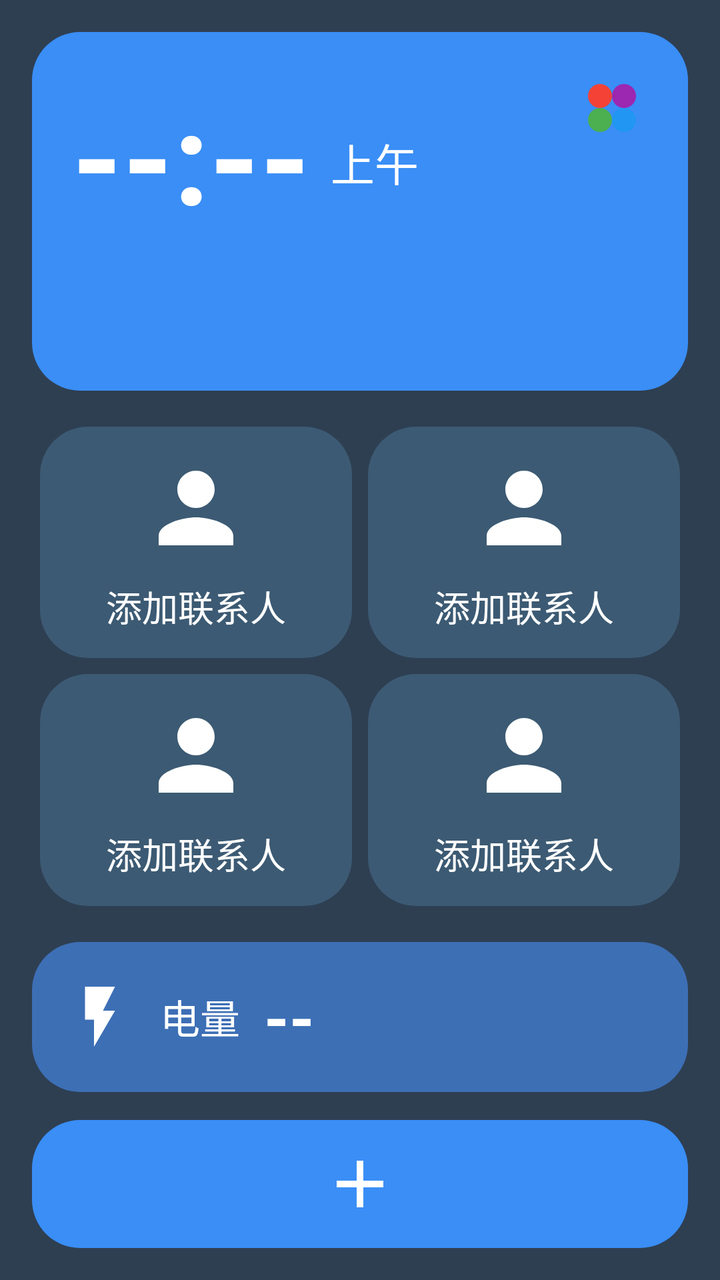
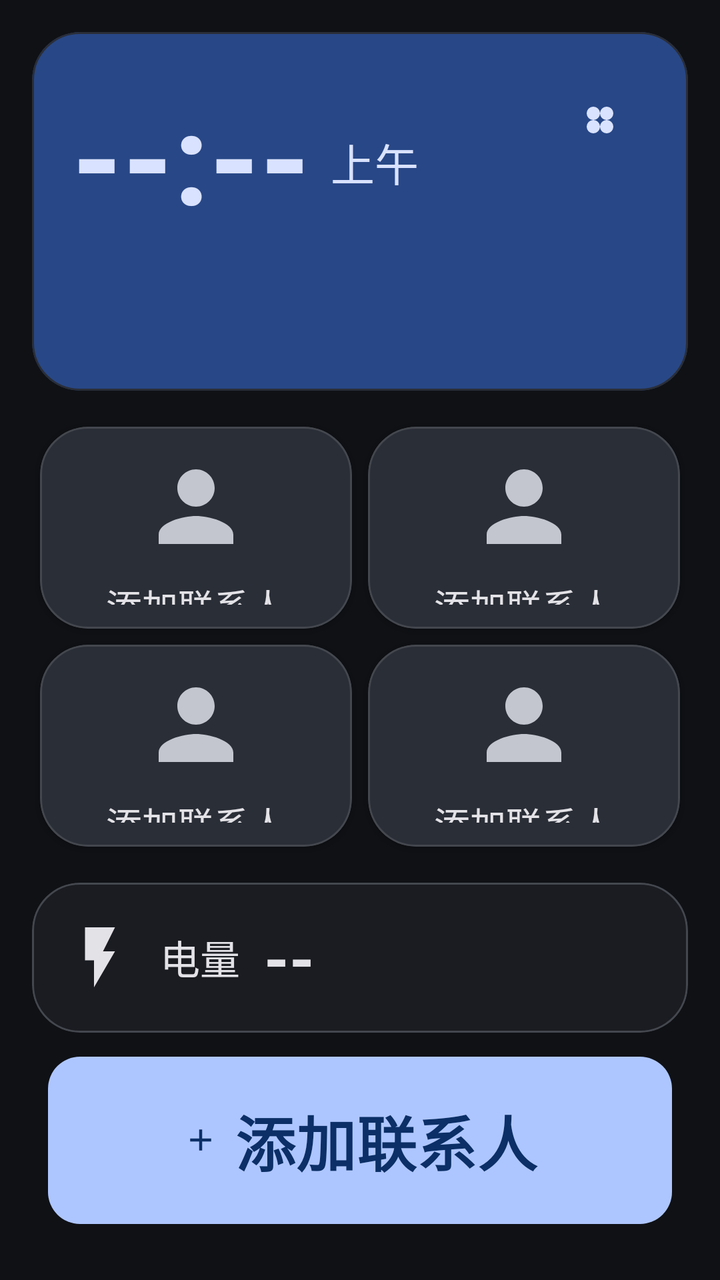

Two renders of the same Android screen: before a commit and after it. Below are the layout's source before the change and the commit's diff.
<!-- AndroidManifest.xml: application theme Theme.ElderLauncher -->
<!-- res/layout/activity_home.xml -->
<?xml version="1.0" encoding="utf-8"?>
<LinearLayout xmlns:android="http://schemas.android.com/apk/res/android"
    android:orientation="vertical"
    android:padding="16dp"
    android:background="@color/bg_navy"
    android:layout_width="match_parent"
    android:layout_height="match_parent">

    
    <FrameLayout
        android:layout_width="match_parent"
        android:layout_height="wrap_content"
        android:background="@drawable/bg_round_blue"
        android:padding="20dp">

        <ImageView
            android:id="@+id/ivWidget"
            android:layout_width="36dp"
            android:layout_height="36dp"
            android:layout_gravity="end|top"
            android:src="@drawable/ic_quad"
            android:contentDescription="@string/home_settings" />

        <LinearLayout
            android:orientation="vertical"
            android:layout_width="match_parent"
            android:layout_height="wrap_content"
            android:paddingEnd="44dp">

            <LinearLayout
                android:orientation="horizontal"
                android:layout_width="wrap_content"
                android:layout_height="wrap_content"
                android:gravity="bottom">

                <TextView
                    android:id="@+id/tvTime"
                    android:layout_width="wrap_content"
                    android:layout_height="wrap_content"
                    android:text="--:--"
                    android:textSize="64sp"
                    android:textStyle="bold"
                    android:textColor="@color/text_on_blue" />

                <TextView
                    android:id="@+id/tvAmPm"
                    android:layout_width="wrap_content"
                    android:layout_height="wrap_content"
                    android:text="@string/home_am"
                    android:textSize="22sp"
                    android:textColor="@color/text_on_blue"
                    android:layout_marginStart="10dp"
                    android:layout_marginBottom="12dp" />
            </LinearLayout>

            <TextView
                android:id="@+id/tvDate"
                android:layout_width="wrap_content"
                android:layout_height="wrap_content"
                android:text=""
                android:textSize="18sp"
                android:textColor="@color/text_on_blue"
                android:layout_marginTop="6dp" />

            <TextView
                android:id="@+id/tvLunar"
                android:layout_width="wrap_content"
                android:layout_height="wrap_content"
                android:text=""
                android:textSize="16sp"
                android:textColor="@color/text_on_blue_dim"
                android:layout_marginTop="2dp" />
        </LinearLayout>
    </FrameLayout>

    
    <GridLayout
        android:id="@+id/gridContacts"
        android:layout_width="match_parent"
        android:layout_height="0dp"
        android:layout_weight="1"
        android:columnCount="2"
        android:rowCount="2"
        android:useDefaultMargins="true"
        android:layout_marginTop="14dp">

        <LinearLayout
            android:id="@+id/cardContact1"
            style="@style/ContactCard">
            <ImageView
                android:layout_width="56dp"
                android:layout_height="56dp"
                android:src="@drawable/ic_person" />
            <TextView
                android:id="@+id/tvName1"
                android:layout_width="wrap_content"
                android:layout_height="wrap_content"
                android:text="@string/contact_add"
                android:textSize="18sp"
                android:textColor="@color/text_on_blue"
                android:layout_marginTop="8dp" />
        </LinearLayout>

        <LinearLayout
            android:id="@+id/cardContact2"
            style="@style/ContactCard">
            <ImageView
                android:layout_width="56dp"
                android:layout_height="56dp"
                android:src="@drawable/ic_person" />
            <TextView
                android:id="@+id/tvName2"
                android:layout_width="wrap_content"
                android:layout_height="wrap_content"
                android:text="@string/contact_add"
                android:textSize="18sp"
                android:textColor="@color/text_on_blue"
                android:layout_marginTop="8dp" />
        </LinearLayout>

        <LinearLayout
            android:id="@+id/cardContact3"
            style="@style/ContactCard">
            <ImageView
                android:layout_width="56dp"
                android:layout_height="56dp"
                android:src="@drawable/ic_person" />
            <TextView
                android:id="@+id/tvName3"
                android:layout_width="wrap_content"
                android:layout_height="wrap_content"
                android:text="@string/contact_add"
                android:textSize="18sp"
                android:textColor="@color/text_on_blue"
                android:layout_marginTop="8dp" />
        </LinearLayout>

        <LinearLayout
            android:id="@+id/cardContact4"
            style="@style/ContactCard">
            <ImageView
                android:layout_width="56dp"
                android:layout_height="56dp"
                android:src="@drawable/ic_person" />
            <TextView
                android:id="@+id/tvName4"
                android:layout_width="wrap_content"
                android:layout_height="wrap_content"
                android:text="@string/contact_add"
                android:textSize="18sp"
                android:textColor="@color/text_on_blue"
                android:layout_marginTop="8dp" />
        </LinearLayout>
    </GridLayout>

    
    <LinearLayout
        android:orientation="horizontal"
        android:layout_width="match_parent"
        android:layout_height="wrap_content"
        android:background="@drawable/bg_round_blue_dark"
        android:padding="16dp"
        android:layout_marginTop="14dp"
        android:gravity="center_vertical">

        <ImageView
            android:layout_width="36dp"
            android:layout_height="36dp"
            android:src="@drawable/ic_battery" />

        <TextView
            android:layout_width="wrap_content"
            android:layout_height="wrap_content"
            android:text="@string/home_battery"
            android:textSize="20sp"
            android:textColor="@color/text_on_blue"
            android:layout_marginStart="12dp" />

        <TextView
            android:id="@+id/tvBattery"
            android:layout_width="wrap_content"
            android:layout_height="wrap_content"
            android:text="--"
            android:textSize="32sp"
            android:textStyle="bold"
            android:textColor="@color/text_on_blue"
            android:layout_marginStart="12dp" />
    </LinearLayout>

    
    <FrameLayout
        android:id="@+id/btnAdd"
        android:layout_width="match_parent"
        android:layout_height="64dp"
        android:background="@drawable/bg_round_blue"
        android:layout_marginTop="14dp">
        <ImageView
            android:layout_width="40dp"
            android:layout_height="40dp"
            android:src="@drawable/ic_plus"
            android:layout_gravity="center" />
    </FrameLayout>
</LinearLayout>
<!-- resources referenced by this layout -->
<resources>
  <color name="bg_navy">#2E3F52</color>
  <color name="text_on_blue">#FFFFFF</color>
  <color name="text_on_blue_dim">#BBD4FF</color>
  <!-- drawable bg_round_blue (drawable) -->
  <?xml version="1.0" encoding="utf-8"?>
  <shape xmlns:android="http://schemas.android.com/apk/res/android">
      <solid android:color="@color/card_blue" />
      <corners android:radius="24dp" />
  </shape>
  <!-- drawable bg_round_blue_dark (drawable) -->
  <?xml version="1.0" encoding="utf-8"?>
  <shape xmlns:android="http://schemas.android.com/apk/res/android">
      <solid android:color="@color/card_blue_dark" />
      <corners android:radius="24dp" />
  </shape>
  <style name="ContactCard">
          <item name="android:layout_width">0dp</item>
          <item name="android:layout_height">0dp</item>
          <item name="android:layout_columnWeight">1</item>
          <item name="android:layout_rowWeight">1</item>
          <item name="android:background">@drawable/bg_round_contact</item>
          <item name="android:gravity">center</item>
          <item name="android:orientation">vertical</item>
      </style>
  <style name="Theme.ElderLauncher" parent="Theme.AppCompat.DayNight.NoActionBar">
          <item name="colorPrimary">@color/card_blue</item>
          <item name="colorPrimaryDark">@color/card_blue_dark</item>
          <item name="colorAccent">@color/card_blue</item>
          <item name="android:windowBackground">@color/bg_navy</item>
          <item name="android:textSize">22sp</item>
          <item name="android:textColor">@color/text_on_blue</item>
      </style>
  <color name="card_blue">#3A8EF6</color>
  <color name="card_blue_dark">#3D6FB5</color>
  <!-- drawable bg_round_contact (drawable) -->
  <?xml version="1.0" encoding="utf-8"?>
  <shape xmlns:android="http://schemas.android.com/apk/res/android">
      <solid android:color="@color/contact_bg" />
      <corners android:radius="24dp" />
  </shape>
  <color name="contact_bg">#3C5A73</color>
  <!-- unchanged entries left out for length: 8 -->
</resources>

<!-- the commit's change to res/layout/activity_home.xml (unified diff, before → after) -->
@@ -1,77 +1,87 @@
 <?xml version="1.0" encoding="utf-8"?>
 <LinearLayout xmlns:android="http://schemas.android.com/apk/res/android"
+    xmlns:app="http://schemas.android.com/apk/res-auto"
     android:orientation="vertical"
     android:padding="16dp"
-    android:background="@color/bg_navy"
+    android:background="?attr/colorBackground"
     android:layout_width="match_parent"
     android:layout_height="match_parent">
 
     
-    <FrameLayout
+    <com.google.android.material.card.MaterialCardView
         android:layout_width="match_parent"
         android:layout_height="wrap_content"
-        android:background="@drawable/bg_round_blue"
-        android:padding="20dp">
-
-        <ImageView
-            android:id="@+id/ivWidget"
-            android:layout_width="36dp"
-            android:layout_height="36dp"
-            android:layout_gravity="end|top"
-            android:src="@drawable/ic_quad"
-            android:contentDescription="@string/home_settings" />
-
-        <LinearLayout
-            android:orientation="vertical"
+        app:cardBackgroundColor="?attr/colorPrimaryContainer"
+        app:cardCornerRadius="24dp"
+        app:contentPadding="20dp">
+
+        <FrameLayout
             android:layout_width="match_parent"
-            android:layout_height="wrap_content"
-            android:paddingEnd="44dp">
-
-            <LinearLayout
-                android:orientation="horizontal"
-                android:layout_width="wrap_content"
+            android:layout_height="wrap_content">
+
+            
+            <com.google.android.material.button.MaterialButton
+                android:id="@+id/ivWidget"
+                style="@style/Widget.Material3.Button.IconButton"
+                android:layout_width="48dp"
+                android:layout_height="48dp"
+                android:layout_gravity="end|top"
+                app:icon="@drawable/ic_quad"
+                app:iconTint="?attr/colorOnPrimaryContainer"
+                android:contentDescription="@string/home_settings" />
+
+            <LinearLayout
+                android:orientation="vertical"
+                android:layout_width="match_parent"
                 android:layout_height="wrap_content"
-                android:gravity="bottom">
-
-                <TextView
-                    android:id="@+id/tvTime"
-                    android:layout_width="wrap_content"
-                    android:layout_height="wrap_content"
-                    android:text="--:--"
-                    android:textSize="64sp"
-                    android:textStyle="bold"
-                    android:textColor="@color/text_on_blue" />
-
-                <TextView
-                    android:id="@+id/tvAmPm"
-                    android:layout_width="wrap_content"
-                    android:layout_height="wrap_content"
-                    android:text="@string/home_am"
-                    android:textSize="22sp"
-                    android:textColor="@color/text_on_blue"
-                    android:layout_marginStart="10dp"
-                    android:layout_marginBottom="12dp" />
-            </LinearLayout>
-
-            <TextView
-                android:id="@+id/tvDate"
-                android:layout_width="wrap_content"
-                android:layout_height="wrap_content"
-                android:text=""
-                android:textSize="18sp"
-                android:textColor="@color/text_on_blue"
-                android:layout_marginTop="6dp" />
-
-            <TextView
-                android:id="@+id/tvLunar"
-                android:layout_width="wrap_content"
-                android:layout_height="wrap_content"
-                android:text=""
-                android:textSize="16sp"
-                android:textColor="@color/text_on_blue_dim"
-                android:layout_marginTop="2dp" />
-        </LinearLayout>
-    </FrameLayout>
+                android:paddingEnd="56dp">
+
+                <LinearLayout
+                    android:orientation="horizontal"
+                    android:layout_width="wrap_content"
+                    android:layout_height="wrap_content"
+                    android:gravity="bottom">
+
+                    <TextView
+                        android:id="@+id/tvTime"
+                        android:layout_width="wrap_content"
+                        android:layout_height="wrap_content"
+                        android:text="--:--"
+                        android:textSize="64sp"
+                        android:textStyle="bold"
+                        android:textColor="?attr/colorOnPrimaryContainer" />
+
+                    <TextView
+                        android:id="@+id/tvAmPm"
+                        android:layout_width="wrap_content"
+                        android:layout_height="wrap_content"
+                        android:text="@string/home_am"
+                        android:textSize="22sp"
+                        android:textColor="?attr/colorOnPrimaryContainer"
+                        android:layout_marginStart="10dp"
+                        android:layout_marginBottom="12dp" />
+                </LinearLayout>
+
+                <TextView
+                    android:id="@+id/tvDate"
+                    android:layout_width="wrap_content"
+                    android:layout_height="wrap_content"
+                    android:text=""
+                    android:textSize="18sp"
+                    android:textColor="?attr/colorOnPrimaryContainer"
+                    android:layout_marginTop="6dp" />
+
+                <TextView
+                    android:id="@+id/tvLunar"
+                    android:layout_width="wrap_content"
+                    android:layout_height="wrap_content"
+                    android:text=""
+                    android:textSize="16sp"
+                    android:textColor="?attr/colorOnPrimaryContainer"
+                    android:layout_marginTop="2dp" />
+            </LinearLayout>
+        </FrameLayout>
+    </com.google.android.material.card.MaterialCardView>
 
     
     <GridLayout
@@ -84,120 +94,154 @@
         android:useDefaultMargins="true"
         android:layout_marginTop="14dp">
 
+        <com.google.android.material.card.MaterialCardView
+            android:id="@+id/cardContact1"
+            style="@style/ContactCard">
+            <LinearLayout
+                android:orientation="vertical"
+                android:gravity="center"
+                android:layout_width="match_parent"
+                android:layout_height="match_parent">
+                <ImageView
+                    android:layout_width="56dp"
+                    android:layout_height="56dp"
+                    android:src="@drawable/ic_person"
+                    app:tint="?attr/colorOnSurfaceVariant" />
+                <TextView
+                    android:id="@+id/tvName1"
+                    android:layout_width="wrap_content"
+                    android:layout_height="wrap_content"
+                    android:text="@string/contact_add"
+                    android:textSize="18sp"
+                    android:textColor="?attr/colorOnSurface"
+                    android:layout_marginTop="8dp" />
+            </LinearLayout>
+        </com.google.android.material.card.MaterialCardView>
+
+        <com.google.android.material.card.MaterialCardView
+            android:id="@+id/cardContact2"
+            style="@style/ContactCard">
+            <LinearLayout
+                android:orientation="vertical"
+                android:gravity="center"
+                android:layout_width="match_parent"
+                android:layout_height="match_parent">
+                <ImageView
+                    android:layout_width="56dp"
+                    android:layout_height="56dp"
+                    android:src="@drawable/ic_person"
+                    app:tint="?attr/colorOnSurfaceVariant" />
+                <TextView
+                    android:id="@+id/tvName2"
+                    android:layout_width="wrap_content"
+                    android:layout_height="wrap_content"
+                    android:text="@string/contact_add"
+                    android:textSize="18sp"
+                    android:textColor="?attr/colorOnSurface"
+                    android:layout_marginTop="8dp" />
+            </LinearLayout>
+        </com.google.android.material.card.MaterialCardView>
+
+        <com.google.android.material.card.MaterialCardView
+            android:id="@+id/cardContact3"
+            style="@style/ContactCard">
+            <LinearLayout
+                android:orientation="vertical"
+                android:gravity="center"
+                android:layout_width="match_parent"
+                android:layout_height="match_parent">
+                <ImageView
+                    android:layout_width="56dp"
+                    android:layout_height="56dp"
+                    android:src="@drawable/ic_person"
+                    app:tint="?attr/colorOnSurfaceVariant" />
+                <TextView
+                    android:id="@+id/tvName3"
+                    android:layout_width="wrap_content"
+                    android:layout_height="wrap_content"
+                    android:text="@string/contact_add"
+                    android:textSize="18sp"
+                    android:textColor="?attr/colorOnSurface"
+                    android:layout_marginTop="8dp" />
+            </LinearLayout>
+        </com.google.android.material.card.MaterialCardView>
+
+        <com.google.android.material.card.MaterialCardView
+            android:id="@+id/cardContact4"
+            style="@style/ContactCard">
+            <LinearLayout
+                android:orientation="vertical"
+                android:gravity="center"
+                android:layout_width="match_parent"
+                android:layout_height="match_parent">
+                <ImageView
+                    android:layout_width="56dp"
+                    android:layout_height="56dp"
+                    android:src="@drawable/ic_person"
+                    app:tint="?attr/colorOnSurfaceVariant" />
+                <TextView
+                    android:id="@+id/tvName4"
+                    android:layout_width="wrap_content"
+                    android:layout_height="wrap_content"
+                    android:text="@string/contact_add"
+                    android:textSize="18sp"
+                    android:textColor="?attr/colorOnSurface"
+                    android:layout_marginTop="8dp" />
+            </LinearLayout>
+        </com.google.android.material.card.MaterialCardView>
+    </GridLayout>
+
+    
+    <com.google.android.material.card.MaterialCardView
+        android:layout_width="match_parent"
+        android:layout_height="wrap_content"
+        app:cardBackgroundColor="?attr/colorSurface"
+        app:cardCornerRadius="24dp"
+        app:strokeColor="?attr/colorOutline"
+        app:strokeWidth="1dp"
+        app:contentPadding="16dp"
+        android:layout_marginTop="14dp">
+
         <LinearLayout
-            android:id="@+id/cardContact1"
-            style="@style/ContactCard">
+            android:orientation="horizontal"
+            android:gravity="center_vertical"
+            android:layout_width="match_parent"
+            android:layout_height="wrap_content">
+
             <ImageView
-                android:layout_width="56dp"
-                android:layout_height="56dp"
-                android:src="@drawable/ic_person" />
+                android:layout_width="36dp"
+                android:layout_height="36dp"
+                android:src="@drawable/ic_battery"
+                app:tint="?attr/colorOnSurface" />
+
             <TextView
-                android:id="@+id/tvName1"
                 android:layout_width="wrap_content"
                 android:layout_height="wrap_content"
-                android:text="@string/contact_add"
-                android:textSize="18sp"
-                android:textColor="@color/text_on_blue"
-                android:layout_marginTop="8dp" />
-        </LinearLayout>
-
-        <LinearLayout
-            android:id="@+id/cardContact2"
-            style="@style/ContactCard">
-            <ImageView
-                android:layout_width="56dp"
-                android:layout_height="56dp"
-                android:src="@drawable/ic_person" />
+                android:text="@string/home_battery"
+                android:textSize="20sp"
+                android:textColor="?attr/colorOnSurface"
+                android:layout_marginStart="12dp" />
+
             <TextView
-                android:id="@+id/tvName2"
+                android:id="@+id/tvBattery"
                 android:layout_width="wrap_content"
                 android:layout_height="wrap_content"
-                android:text="@string/contact_add"
-                android:textSize="18sp"
-                android:textColor="@color/text_on_blue"
-                android:layout_marginTop="8dp" />
+                android:text="--"
+                android:textSize="32sp"
+                android:textStyle="bold"
+                android:textColor="?attr/colorOnSurface"
+                android:layout_marginStart="12dp" />
         </LinearLayout>
-
-        <LinearLayout
-            android:id="@+id/cardContact3"
-            style="@style/ContactCard">
-            <ImageView
-                android:layout_width="56dp"
-                android:layout_height="56dp"
-                android:src="@drawable/ic_person" />
-            <TextView
-                android:id="@+id/tvName3"
-                android:layout_width="wrap_content"
-                android:layout_height="wrap_content"
-                android:text="@string/contact_add"
-                android:textSize="18sp"
-                android:textColor="@color/text_on_blue"
-                android:layout_marginTop="8dp" />
-        </LinearLayout>
-
-        <LinearLayout
-            android:id="@+id/cardContact4"
-            style="@style/ContactCard">
-            <ImageView
-                android:layout_width="56dp"
-                android:layout_height="56dp"
-                android:src="@drawable/ic_person" />
-            <TextView
-                android:id="@+id/tvName4"
-                android:layout_width="wrap_content"
-                android:layout_height="wrap_content"
-                android:text="@string/contact_add"
-                android:textSize="18sp"
-                android:textColor="@color/text_on_blue"
-                android:layout_marginTop="8dp" />
-        </LinearLayout>
-    </GridLayout>
-
-    
-    <LinearLayout
-        android:orientation="horizontal"
+    </com.google.android.material.card.MaterialCardView>
+
+    
+    <com.google.android.material.button.MaterialButton
+        android:id="@+id/btnAdd"
+        style="@style/BigButton"
         android:layout_width="match_parent"
         android:layout_height="wrap_content"
-        android:background="@drawable/bg_round_blue_dark"
-        android:padding="16dp"
-        android:layout_marginTop="14dp"
-        android:gravity="center_vertical">
-
-        <ImageView
-            android:layout_width="36dp"
-            android:layout_height="36dp"
-            android:src="@drawable/ic_battery" />
-
-        <TextView
-            android:layout_width="wrap_content"
-            android:layout_height="wrap_content"
-            android:text="@string/home_battery"
-            android:textSize="20sp"
-            android:textColor="@color/text_on_blue"
-            android:layout_marginStart="12dp" />
-
-        <TextView
-            android:id="@+id/tvBattery"
-            android:layout_width="wrap_content"
-            android:layout_height="wrap_content"
-            android:text="--"
-            android:textSize="32sp"
-            android:textStyle="bold"
-            android:textColor="@color/text_on_blue"
-            android:layout_marginStart="12dp" />
-    </LinearLayout>
-
-    
-    <FrameLayout
-        android:id="@+id/btnAdd"
-        android:layout_width="match_parent"
-        android:layout_height="64dp"
-        android:background="@drawable/bg_round_blue"
-        android:layout_marginTop="14dp">
-        <ImageView
-            android:layout_width="40dp"
-            android:layout_height="40dp"
-            android:src="@drawable/ic_plus"
-            android:layout_gravity="center" />
-    </FrameLayout>
+        android:text="@string/contact_add"
+        app:icon="@drawable/ic_plus"
+        app:iconGravity="textStart"
+        android:layout_marginTop="14dp" />
 </LinearLayout>
<!-- resource entries referenced after the edit -->
@@ -1,46 +1,89 @@
 <!-- resources referenced by this layout -->
 <resources>
-  <color name="bg_navy">#2E3F52</color>
-  <color name="text_on_blue">#FFFFFF</color>
-  <color name="text_on_blue_dim">#BBD4FF</color>
-  <!-- drawable bg_round_blue (drawable) -->
-  <?xml version="1.0" encoding="utf-8"?>
-  <shape xmlns:android="http://schemas.android.com/apk/res/android">
-      <solid android:color="@color/card_blue" />
-      <corners android:radius="24dp" />
-  </shape>
-  <!-- drawable bg_round_blue_dark (drawable) -->
-  <?xml version="1.0" encoding="utf-8"?>
-  <shape xmlns:android="http://schemas.android.com/apk/res/android">
-      <solid android:color="@color/card_blue_dark" />
-      <corners android:radius="24dp" />
-  </shape>
-  <style name="ContactCard">
+  <style name="BigButton" parent="Widget.Material3.Button">
+          <item name="android:textSize">30sp</item>
+          <item name="android:textStyle">bold</item>
+          <item name="android:padding">20dp</item>
+          <item name="android:layout_margin">8dp</item>
+          <item name="android:minHeight">64dp</item>
+          <item name="cornerRadius">16dp</item>
+      </style>
+  <style name="ContactCard" parent="Widget.Material3.CardView">
           <item name="android:layout_width">0dp</item>
           <item name="android:layout_height">0dp</item>
           <item name="android:layout_columnWeight">1</item>
           <item name="android:layout_rowWeight">1</item>
-          <item name="android:background">@drawable/bg_round_contact</item>
-          <item name="android:gravity">center</item>
-          <item name="android:orientation">vertical</item>
+          <item name="cardBackgroundColor">?attr/colorSurfaceVariant</item>
+          <item name="cardCornerRadius">24dp</item>
+          <item name="cardElevation">1dp</item>
+          <item name="contentPadding">12dp</item>
+          <item name="strokeColor">?attr/colorOutline</item>
+          <item name="strokeWidth">1dp</item>
       </style>
-  <style name="Theme.ElderLauncher" parent="Theme.AppCompat.DayNight.NoActionBar">
-          <item name="colorPrimary">@color/card_blue</item>
-          <item name="colorPrimaryDark">@color/card_blue_dark</item>
-          <item name="colorAccent">@color/card_blue</item>
-          <item name="android:windowBackground">@color/bg_navy</item>
-          <item name="android:textSize">22sp</item>
-          <item name="android:textColor">@color/text_on_blue</item>
+  <style name="Theme.ElderLauncher" parent="Theme.Material3.Dark.NoActionBar">
+          
+          <item name="colorPrimary">@color/colorPrimary</item>
+          <item name="colorOnPrimary">@color/colorOnPrimary</item>
+          <item name="colorPrimaryContainer">@color/colorPrimaryContainer</item>
+          <item name="colorOnPrimaryContainer">@color/colorOnPrimaryContainer</item>
+          <item name="colorSecondary">@color/colorSecondary</item>
+          <item name="colorOnSecondary">@color/colorOnSecondary</item>
+          <item name="colorSecondaryContainer">@color/colorSecondaryContainer</item>
+          <item name="colorOnSecondaryContainer">@color/colorOnSecondaryContainer</item>
+          <item name="colorTertiary">@color/colorTertiary</item>
+          <item name="colorOnTertiary">@color/colorOnTertiary</item>
+          <item name="colorTertiaryContainer">@color/colorTertiaryContainer</item>
+          <item name="colorOnTertiaryContainer">@color/colorOnTertiaryContainer</item>
+          <item name="colorBackground">@color/colorBackground</item>
+          <item name="colorOnBackground">@color/colorOnBackground</item>
+          <item name="colorSurface">@color/colorSurface</item>
+          <item name="colorOnSurface">@color/colorOnSurface</item>
+          <item name="colorSurfaceVariant">@color/colorSurfaceVariant</item>
+          <item name="colorOnSurfaceVariant">@color/colorOnSurfaceVariant</item>
+          <item name="colorSurfaceContainer">@color/colorSurfaceContainer</item>
+          <item name="colorSurfaceContainerHigh">@color/colorSurfaceContainerHigh</item>
+          <item name="colorSurfaceContainerHighest">@color/colorSurfaceContainerHighest</item>
+          <item name="colorOutline">@color/colorOutline</item>
+          <item name="colorOutlineVariant">@color/colorOutlineVariant</item>
+          <item name="colorError">@color/colorError</item>
+          <item name="colorOnError">@color/colorOnError</item>
+          <item name="colorErrorContainer">@color/colorErrorContainer</item>
+          <item name="colorOnErrorContainer">@color/colorOnErrorContainer</item>
+  
+          <item name="android:colorBackground">@color/colorBackground</item>
+          <item name="android:windowBackground">@color/colorBackground</item>
+          <item name="android:statusBarColor">@color/colorBackground</item>
+          <item name="android:navigationBarColor">@color/colorBackground</item>
+          <item name="android:editTextColor">@color/colorOnSurface</item>
+          <item name="android:textColor">@color/colorOnSurface</item>
       </style>
-  <color name="card_blue">#3A8EF6</color>
-  <color name="card_blue_dark">#3D6FB5</color>
-  <!-- drawable bg_round_contact (drawable) -->
-  <?xml version="1.0" encoding="utf-8"?>
-  <shape xmlns:android="http://schemas.android.com/apk/res/android">
-      <solid android:color="@color/contact_bg" />
-      <corners android:radius="24dp" />
-  </shape>
-  <color name="contact_bg">#3C5A73</color>
+  <color name="colorPrimary">#AEC6FF</color>
+  <color name="colorOnPrimary">#0B2F66</color>
+  <color name="colorPrimaryContainer">#284786</color>
+  <color name="colorOnPrimaryContainer">#D9E2FF</color>
+  <color name="colorSecondary">#BEC6DC</color>
+  <color name="colorOnSecondary">#283141</color>
+  <color name="colorSecondaryContainer">#3E4759</color>
+  <color name="colorOnSecondaryContainer">#DAE2F9</color>
+  <color name="colorTertiary">#DDBCE4</color>
+  <color name="colorOnTertiary">#3F2844</color>
+  <color name="colorTertiaryContainer">#573E5C</color>
+  <color name="colorOnTertiaryContainer">#FAD8FF</color>
+  <color name="colorBackground">#0F1115</color>
+  <color name="colorOnBackground">#E2E2E9</color>
+  <color name="colorSurface">#1A1C22</color>
+  <color name="colorOnSurface">#E3E2E6</color>
+  <color name="colorSurfaceVariant">#2A2E37</color>
+  <color name="colorOnSurfaceVariant">#C3C6CF</color>
+  <color name="colorSurfaceContainer">#1E2128</color>
+  <color name="colorSurfaceContainerHigh">#282C34</color>
+  <color name="colorSurfaceContainerHighest">#33373F</color>
+  <color name="colorOutline">#44474E</color>
+  <color name="colorOutlineVariant">#2A2E37</color>
+  <color name="colorError">#FFB4AB</color>
+  <color name="colorOnError">#690005</color>
+  <color name="colorErrorContainer">#93000A</color>
+  <color name="colorOnErrorContainer">#FFDAD6</color>
   <!-- unchanged entries left out for length: 8 -->
 </resources>
 
